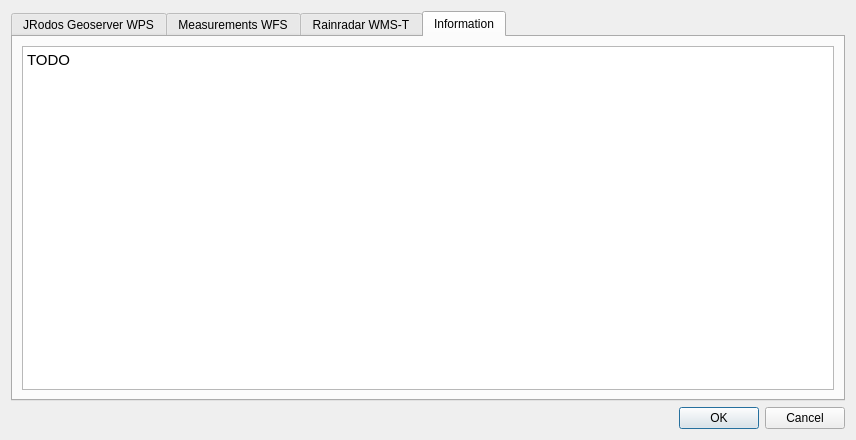
Above: jrodos_settings_dialog_base.ui from rduivenvoorde/jrodos before the change. Below: the same form after it.
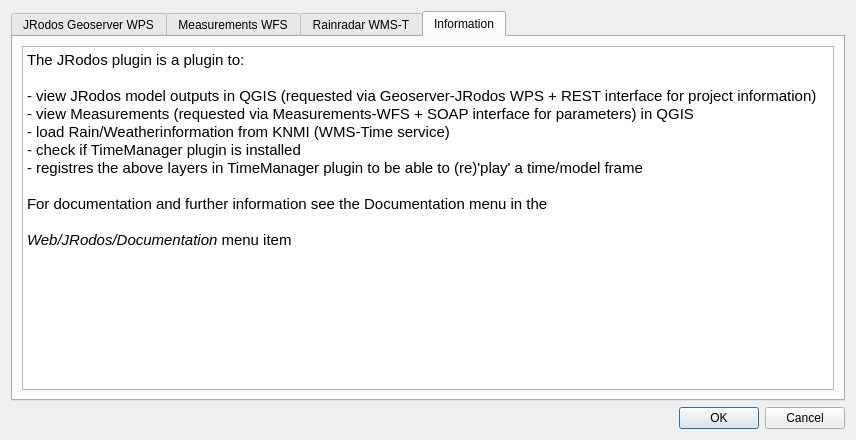
That is the form after the change. The open tabs and pages were chosen to show the change.

Commit message: adding rest documeentation via menu

```diff
--- a/jrodos_settings_dialog_base.ui
+++ b/jrodos_settings_dialog_base.ui
@@ -222,7 +222,19 @@
 &lt;html&gt;&lt;head&gt;&lt;meta name=&quot;qrichtext&quot; content=&quot;1&quot; /&gt;&lt;style type=&quot;text/css&quot;&gt;
 p, li { white-space: pre-wrap; }
 &lt;/style&gt;&lt;/head&gt;&lt;body style=&quot; font-family:'Cantarell'; font-size:11pt; font-weight:400; font-style:normal;&quot;&gt;
-&lt;p style=&quot; margin-top:0px; margin-bottom:0px; margin-left:0px; margin-right:0px; -qt-block-indent:0; text-indent:0px;&quot;&gt;TODO&lt;/p&gt;&lt;/body&gt;&lt;/html&gt;</string>
+&lt;p style=&quot; margin-top:0px; margin-bottom:0px; margin-left:0px; margin-right:0px; -qt-block-indent:0; text-indent:0px;&quot;&gt;The JRodos plugin is a plugin to:&lt;/p&gt;
+&lt;p style=&quot;-qt-paragraph-type:empty; margin-top:0px; margin-bottom:0px; margin-left:0px; margin-right:0px; -qt-block-indent:0; text-indent:0px;&quot;&gt;&lt;br /&gt;&lt;/p&gt;
+&lt;p style=&quot; margin-top:0px; margin-bottom:0px; margin-left:0px; margin-right:0px; -qt-block-indent:0; text-indent:0px;&quot;&gt;- view JRodos model outputs in QGIS (requested via Geoserver-JRodos WPS + REST interface for project information)&lt;/p&gt;
+&lt;p style=&quot; margin-top:0px; margin-bottom:0px; margin-left:0px; margin-right:0px; -qt-block-indent:0; text-indent:0px;&quot;&gt;- view Measurements (requested via Measurements-WFS + SOAP interface for parameters) in QGIS&lt;/p&gt;
+&lt;p style=&quot; margin-top:0px; margin-bottom:0px; margin-left:0px; margin-right:0px; -qt-block-indent:0; text-indent:0px;&quot;&gt;- load Rain/Weatherinformation from KNMI (WMS-Time service)&lt;/p&gt;
+&lt;p style=&quot; margin-top:0px; margin-bottom:0px; margin-left:0px; margin-right:0px; -qt-block-indent:0; text-indent:0px;&quot;&gt;- check if TimeManager plugin is installed&lt;/p&gt;
+&lt;p style=&quot; margin-top:0px; margin-bottom:0px; margin-left:0px; margin-right:0px; -qt-block-indent:0; text-indent:0px;&quot;&gt;- registres the above layers in TimeManager plugin to be able to (re)'play' a time/model frame&lt;/p&gt;
+&lt;p style=&quot;-qt-paragraph-type:empty; margin-top:0px; margin-bottom:0px; margin-left:0px; margin-right:0px; -qt-block-indent:0; text-indent:0px;&quot;&gt;&lt;br /&gt;&lt;/p&gt;
+&lt;p style=&quot; margin-top:0px; margin-bottom:0px; margin-left:0px; margin-right:0px; -qt-block-indent:0; text-indent:0px;&quot;&gt;For documentation and further information see the Documentation menu in the&lt;/p&gt;
+&lt;p style=&quot;-qt-paragraph-type:empty; margin-top:0px; margin-bottom:0px; margin-left:0px; margin-right:0px; -qt-block-indent:0; text-indent:0px;&quot;&gt;&lt;br /&gt;&lt;/p&gt;
+&lt;p style=&quot; margin-top:0px; margin-bottom:0px; margin-left:0px; margin-right:0px; -qt-block-indent:0; text-indent:0px;&quot;&gt;&lt;span style=&quot; font-style:italic;&quot;&gt;Web/JRodos/Documentation&lt;/span&gt; menu item&lt;/p&gt;
+&lt;p style=&quot;-qt-paragraph-type:empty; margin-top:0px; margin-bottom:0px; margin-left:0px; margin-right:0px; -qt-block-indent:0; text-indent:0px;&quot;&gt;&lt;br /&gt;&lt;/p&gt;
+&lt;p style=&quot;-qt-paragraph-type:empty; margin-top:0px; margin-bottom:0px; margin-left:0px; margin-right:0px; -qt-block-indent:0; text-indent:0px;&quot;&gt;&lt;br /&gt;&lt;/p&gt;&lt;/body&gt;&lt;/html&gt;</string>
          </property>
         </widget>
        </item>
```
The commit also changes 3 other files.
